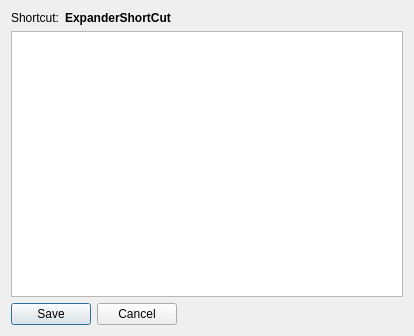
dr3mro/SmartClinic, file qtemr/expandeasyeditor.ui: the form before one commit.
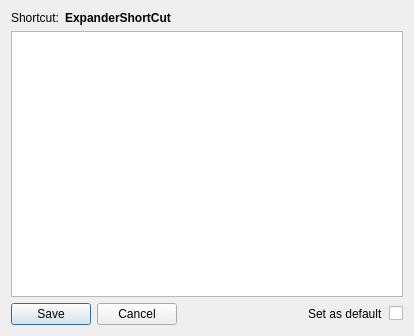
The form after the commit. Custom widgets are drawn as their Qt base class.

Commit message: * add set default to expandeasyeditor

Diff of the .ui file:
```diff
--- a/qtemr/expandeasyeditor.ui
+++ b/qtemr/expandeasyeditor.ui
@@ -85,6 +85,20 @@
        </property>
       </spacer>
      </item>
+     <item>
+      <widget class="QLabel" name="label_2">
+       <property name="text">
+        <string>Set as default</string>
+       </property>
+      </widget>
+     </item>
+     <item>
+      <widget class="Switch" name="setDefault">
+       <property name="text">
+        <string/>
+       </property>
+      </widget>
+     </item>
     </layout>
    </item>
   </layout>
@@ -95,6 +109,11 @@
    <extends>QTextEdit</extends>
    <header>textedit.h</header>
   </customwidget>
+  <customwidget>
+   <class>Switch</class>
+   <extends>QCheckBox</extends>
+   <header>switch.h</header>
+  </customwidget>
  </customwidgets>
  <resources/>
  <connections/>
```
The commit also changes 3 other files.
